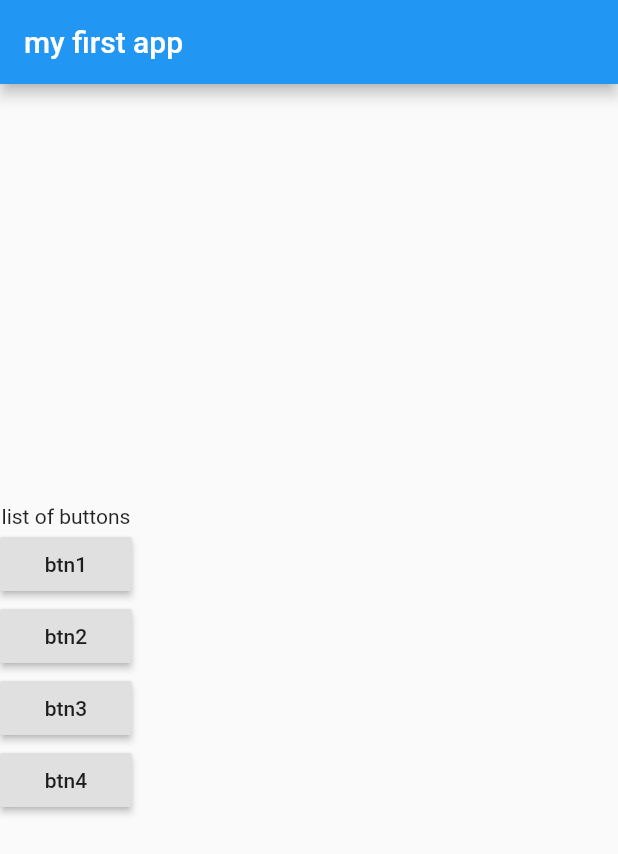
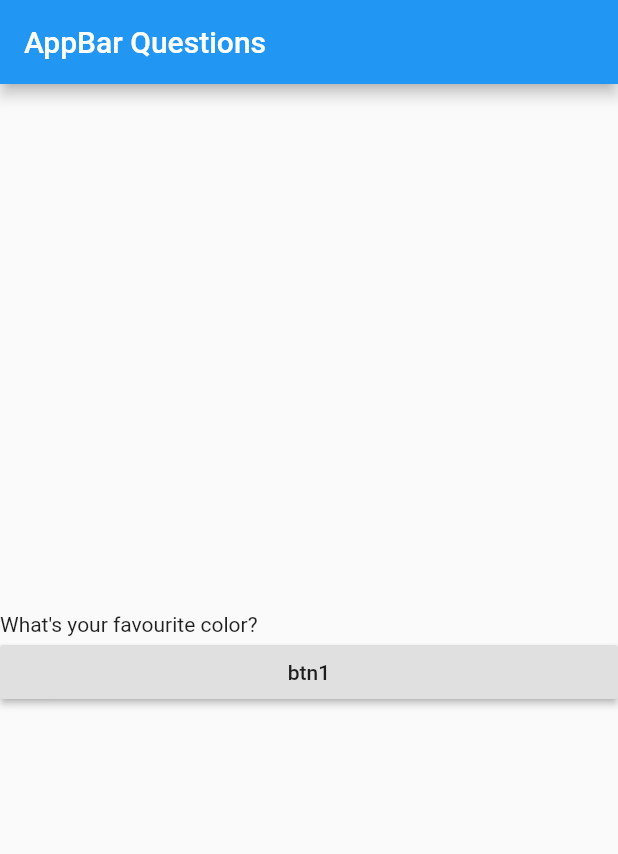
Before and after one commit to VladimirStorm/MyQuizAppVova-Maximilian-, a Flutter app: the screen it shows after launch, after a tap on "btn1", on a phone screen of 412 x 824 dp. Shown: the top 854 px of the screen. Run offline on Flutter 3.47's test engine with Material 2 defaults, Android fonts, the phone set to English and light mode, and no system bars.

Commit message:
list favourite color 2021-10-04

```diff
--- a/lib/main.dart
+++ b/lib/main.dart
@@ -1,31 +1,34 @@
 import 'package:flutter/material.dart';
+
 void main() => runApp(MyAppVova());
 
+// ignore: must_be_immutable
 class MyAppVova extends StatelessWidget {
-  const MyAppVova({Key? key}) : super(key: key);
+  int questionIndex = 0;
   void answerQuestion() {
-    print('Answer chosen');
+    questionIndex += 1;
+    // ignore: avoid_print
+    print(questionIndex);
   }
+
   @override
   Widget build(BuildContext context) {
+   List <String> questions = [
+    'What\'s your favourite color?',
+   'What\'s your favourite animal?',
+   'What\'s your favourite lesson?',
+   ];
     return MaterialApp(
-        home: Scaffold(
-            appBar: AppBar(title: const Text('my first app')),
-            body: Column(
-                mainAxisAlignment: MainAxisAlignment.center,
-                crossAxisAlignment: CrossAxisAlignment.center,
-                children: [
-                  const Text('list of buttons'),
-                  RaisedButton(
-                      child: const Text('btn1'), onPressed: answerQuestion),
-                  RaisedButton(
-                      child: const Text('btn2'),
-                      onPressed: () => print('btn2 is pressed')), //аноним. ф-ия
-                  RaisedButton(
-                      child: const Text('btn3'),
-                      onPressed: () {          //аноним. ф-ия
-                        print('btn3 is pressed!!!');
-                      }),
-                  RaisedButton(
-                      child: const Text('btn4'), onPressed: answerQuestion)
-                ])));  }}
+      home: Scaffold(
+        appBar: AppBar(title: Text('AppBar Questions')),
+        body: Column(
+            mainAxisAlignment: MainAxisAlignment.center,
+            crossAxisAlignment: CrossAxisAlignment.stretch,
+            children: [
+              Text(questions [questionIndex]),
+              RaisedButton(child: const Text('btn1'), onPressed: answerQuestion)
+            ]),
+      ),
+    );
+  }
+}
```
